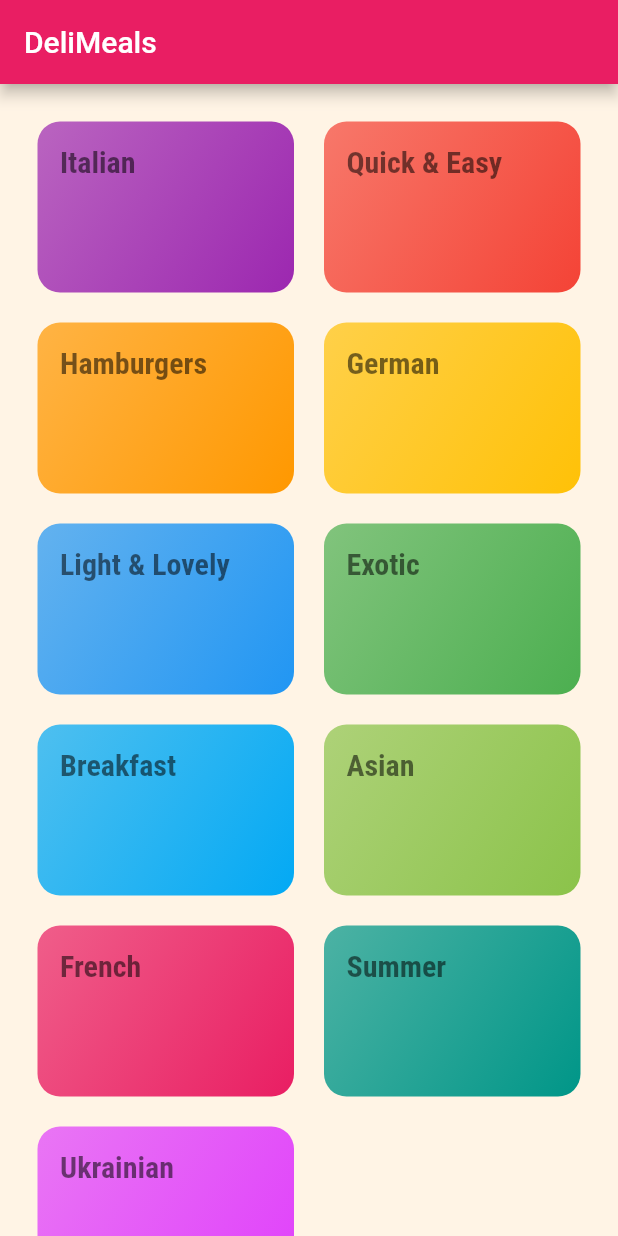
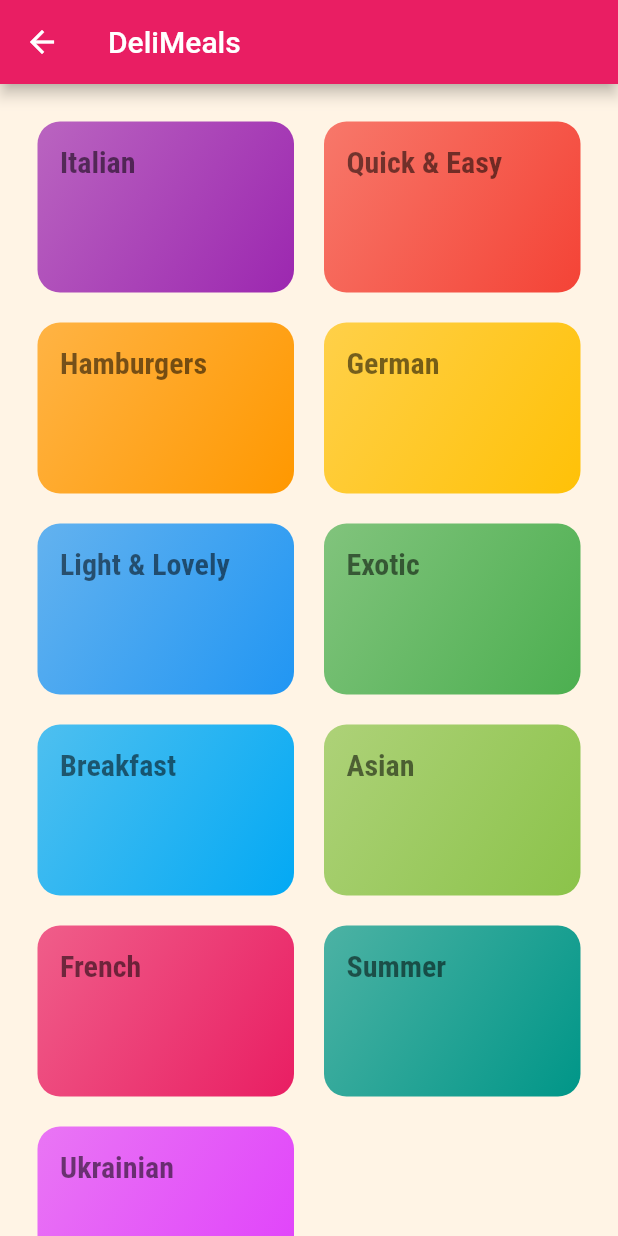
Before and after one commit to shortSparrow/learn_flutter, a Flutter app: the CategoriesScreen screen opened directly, on a phone screen of 412 x 824 dp. Run offline on Flutter 3.47's test engine with Material 2 defaults, Android fonts, the phone set to English and light mode, and no system bars.

Commit message:
deliMeals add navigation

```diff
--- a/deli_meals/lib/categories_screen.dart
+++ b/deli_meals/lib/categories_screen.dart
@@ -3,6 +3,8 @@ import 'package:flutter/material.dart';
 import './dummy_data.dart';
 
 class CategoriesScreen extends StatelessWidget {
+  static const routeName = '/';
+
   const CategoriesScreen({super.key});
 
   @override
@@ -18,8 +20,11 @@ class CategoriesScreen extends StatelessWidget {
           mainAxisSpacing: 20,
         ),
         children: DUMMY_CATEGORIES
-            .map((category) =>
-                CategoryItem(title: category.title, color: category.color))
+            .map((category) => CategoryItem(
+                  title: category.title,
+                  color: category.color,
+                  id: category.id,
+                ))
             .toList(),
       ),
     );
--- a/deli_meals/lib/category_item.dart
+++ b/deli_meals/lib/category_item.dart
@@ -1,19 +1,30 @@
 import 'package:flutter/material.dart';
 
+import './category_meals_screen.dart';
+
 class CategoryItem extends StatelessWidget {
+  final String id;
   final String title;
   final Color color;
 
-  const CategoryItem({super.key, required this.title, required this.color});
+  const CategoryItem({
+    super.key,
+    required this.id,
+    required this.title,
+    required this.color,
+  });
 
-  void _selectCategory() {
-
+  void _selectCategory(BuildContext context) {
+    Navigator.of(context).pushNamed(
+      CategoryMealsScreen.routeName,
+      arguments: {'id': id, 'title': title},
+    );
   }
 
   @override
   Widget build(BuildContext context) {
     return InkWell(
-      onTap: _selectCategory,
+      onTap: () => _selectCategory(context),
       splashColor: Theme.of(context).primaryColor,
       borderRadius: BorderRadius.circular(15),
       child: Container(
```
Also changed, not shown: deli_meals/lib/category_meals_screen.dart (renamed from deli_meals/lib/cetagory_meals_screen.dart, +7 -1 lines), deli_meals/lib/main.dart (+10 -6 lines).
